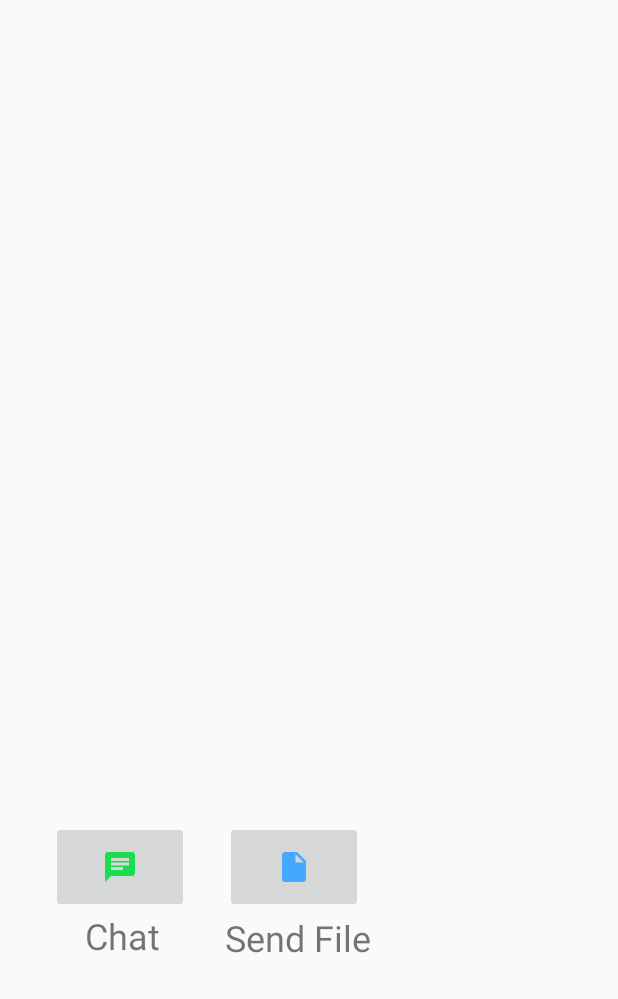
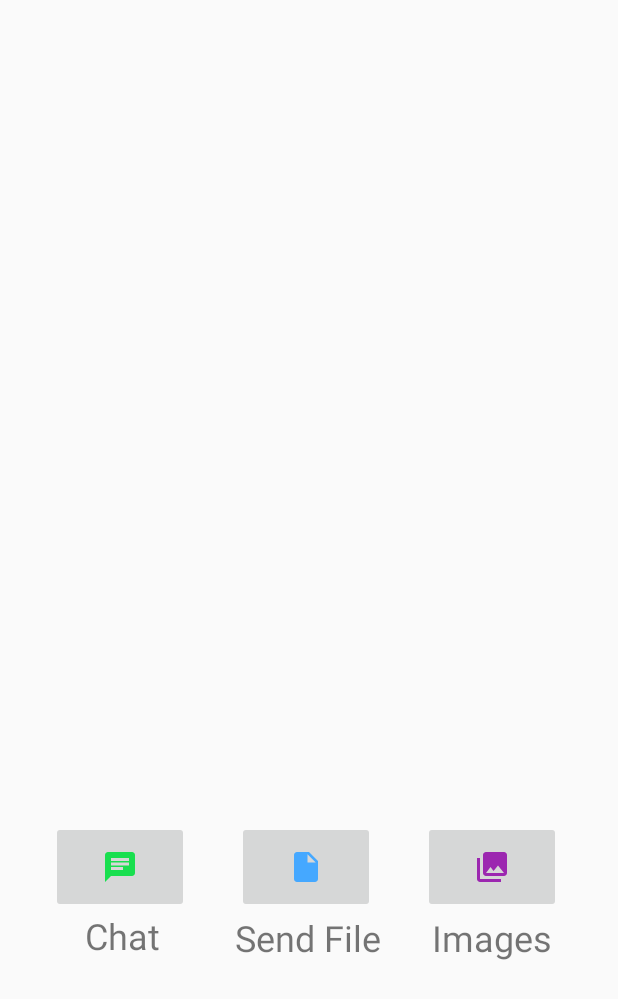
Before and after one commit to waaade/BluetoothProject, an Android app: the screen it shows after launch (MainActivity), on a phone screen of 412 x 824 dp. Shown: the top 999 px of the screen. Run offline under Robolectric (Android 15) with nearby library versions, the phone set to English and light mode, and no system bars.

Commit message:
Add another button

```diff
--- /dev/null
+++ b/app/src/main/res/drawable-anydpi/ic_image.xml
@@ -0,0 +1,10 @@
+<vector xmlns:android="http://schemas.android.com/apk/res/android"
+    android:width="24dp"
+    android:height="24dp"
+    android:viewportWidth="24"
+    android:viewportHeight="24"
+    android:tint="#9C27B0">
+    <path
+        android:fillColor="#FF000000"
+        android:pathData="M22,16L22,4c0,-1.1 -0.9,-2 -2,-2L8,2c-1.1,0 -2,0.9 -2,2v12c0,1.1 0.9,2 2,2h12c1.1,0 2,-0.9 2,-2zM11,12l2.03,2.71L16,11l4,5L8,16l3,-4zM2,6v14c0,1.1 0.9,2 2,2h14v-2L4,20L4,6L2,6z"/>
+</vector>
--- a/app/src/main/res/layout/activity_main.xml
+++ b/app/src/main/res/layout/activity_main.xml
@@ -55,7 +55,7 @@
         android:id="@+id/button_file"
         android:layout_width="92dp"
         android:layout_height="61dp"
-        android:layout_marginStart="24dp"
+        android:layout_marginStart="32dp"
         android:layout_marginBottom="24dp"
         android:onClick="launchTransferFile"
         app:layout_constraintBottom_toTopOf="@+id/guideline"
@@ -69,8 +69,32 @@
         android:text="@string/iconLabelFile"
         android:textSize="24sp"
         app:layout_constraintEnd_toEndOf="@+id/button_file"
-        app:layout_constraintHorizontal_bias="0.0"
+        app:layout_constraintHorizontal_bias="0.25"
         app:layout_constraintStart_toStartOf="@+id/button_file"
         app:layout_constraintTop_toBottomOf="@+id/button_file" />
 
+    <ImageButton
+        android:id="@+id/button_image"
+        android:layout_width="92dp"
+        android:layout_height="61dp"
+        android:layout_marginStart="32dp"
+        android:layout_marginEnd="8dp"
+        android:layout_marginBottom="24dp"
+        android:onClick="launchImages"
+        app:layout_constraintBottom_toTopOf="@+id/guideline"
+        app:layout_constraintEnd_toStartOf="@+id/guideline3"
+        app:layout_constraintHorizontal_bias="0.0"
+        app:layout_constraintStart_toEndOf="@+id/button_file"
+        app:srcCompat="@drawable/ic_image" />
+
+    <TextView
+        android:id="@+id/textView3"
+        android:layout_width="wrap_content"
+        android:layout_height="wrap_content"
+        android:text="@string/iconLabelImage"
+        android:textSize="24sp"
+        app:layout_constraintEnd_toEndOf="@+id/button_image"
+        app:layout_constraintStart_toStartOf="@+id/button_image"
+        app:layout_constraintTop_toBottomOf="@+id/button_image" />
+
 </android.support.constraint.ConstraintLayout>
--- a/app/src/main/res/values/strings.xml
+++ b/app/src/main/res/values/strings.xml
@@ -6,6 +6,7 @@
     <string name="findDevices">Find Devices</string>
     <string name="iconLabelChat">Chat</string>
     <string name="iconLabelFile">Send File</string>
+    <string name="iconLabelImage">Images</string>
 
     <!--  BluetoothChat -->
     <string name="send">Send</string>
```
Also changed, not shown: app/src/main/res/drawable-hdpi/ic_image.png (added), app/src/main/res/drawable-mdpi/ic_image.png (added), app/src/main/res/drawable-xhdpi/ic_image.png (added), app/src/main/res/drawable-xxhdpi/ic_image.png (added).
